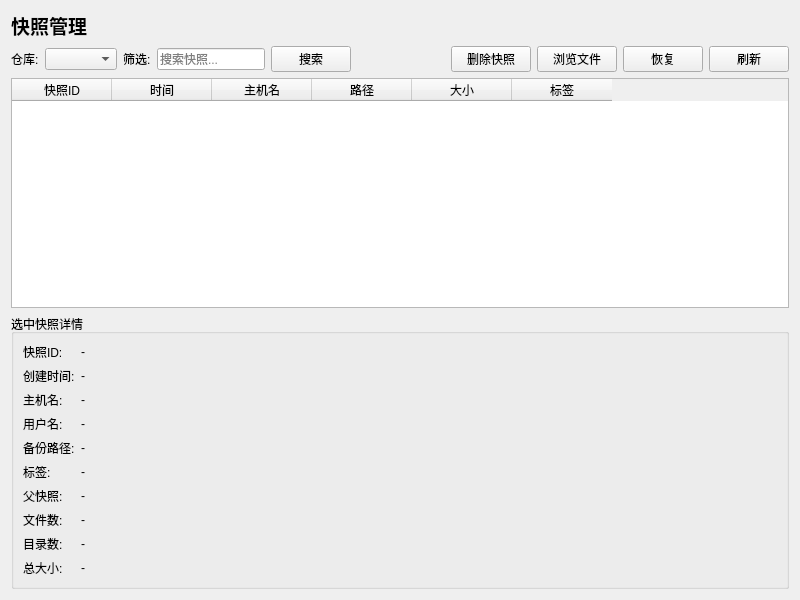
First picture: the form in src/ui/pages/SnapshotPage.ui, repository zhanglt/restic-gui, before the edit.
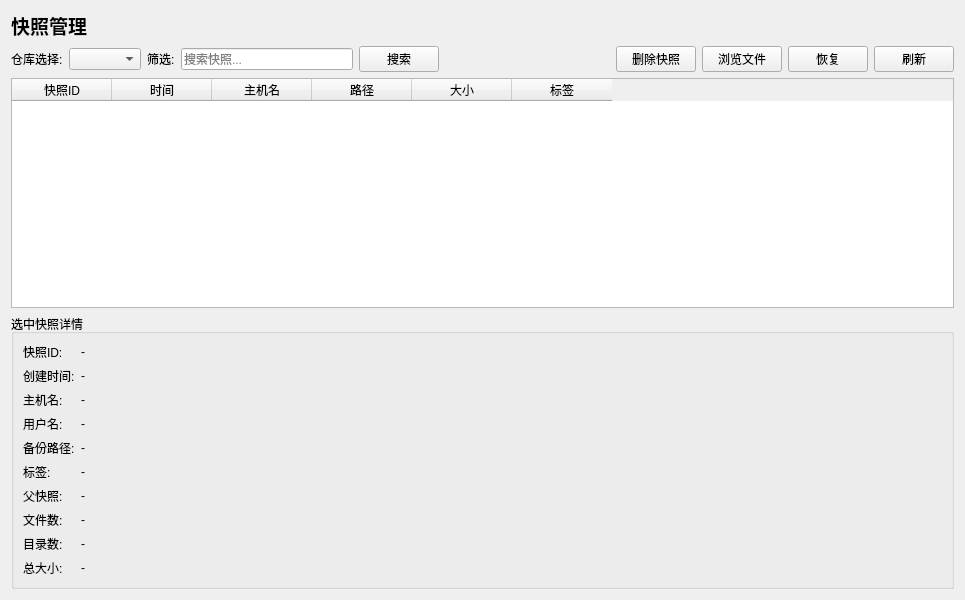
Second picture: the form after the edit.

```diff
--- a/src/ui/pages/SnapshotPage.ui
+++ b/src/ui/pages/SnapshotPage.ui
@@ -6,7 +6,7 @@
    <rect>
     <x>0</x>
     <y>0</y>
-    <width>800</width>
+    <width>965</width>
     <height>600</height>
    </rect>
   </property>
@@ -30,7 +30,7 @@
      <item>
       <widget class="QLabel" name="label_2">
        <property name="text">
-        <string>仓库:</string>
+        <string>仓库选择:</string>
        </property>
       </widget>
      </item>
```
Left out of the diff: 12 changed lines with no effect on the pictures.
